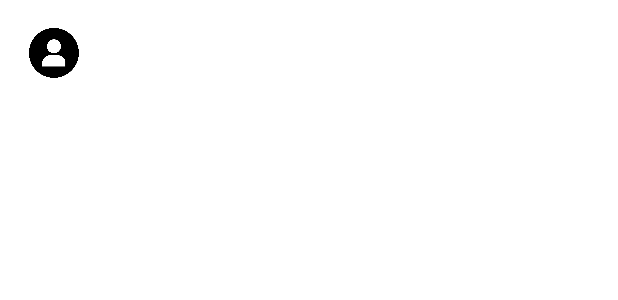
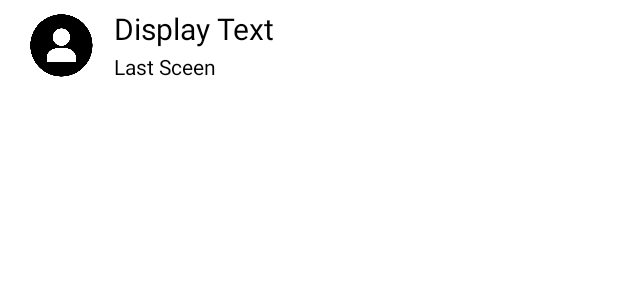
Before and after one commit to hassamsomi/travelbuddy, an Android app: the layout chat_custom_bar.xml on its own in the app's theme, with its tools: preview values and no code run, on a phone screen of 412 x 824 dp. Shown: the top 300 px of the screen. Run offline under Robolectric (Android 15) with nearby library versions, the phone set to English and light mode, and no system bars.

Commit message:
online offline feature

```diff
--- a/app/src/main/res/layout/chat_custom_bar.xml
+++ b/app/src/main/res/layout/chat_custom_bar.xml
@@ -12,20 +12,39 @@
     android:layout_width="match_parent"
     android:layout_height="match_parent"
     android:id="@+id/layoutConstraint"
+    android:layout_marginTop="5sp"
     >
 
     <de.hdodenhof.circleimageview.CircleImageView
-        android:layout_width="40dp"
-        android:layout_height="40dp"
+        android:layout_width="50dp"
+        android:layout_height="50dp"
         android:src="@drawable/profile_image"
         android:id="@+id/chatProfImage"
         app:layout_constraintTop_toTopOf="parent"
-        android:layout_marginTop="15dp"
         app:layout_constraintLeft_toLeftOf="parent"
         />
-</androidx.constraintlayout.widget.ConstraintLayout>
+
+    <TextView
+        android:layout_width="wrap_content"
+        android:layout_height="wrap_content"
+        app:layout_constraintLeft_toRightOf="@id/chatProfImage"
+        android:text="@string/display_text"
+        app:layout_constraintTop_toTopOf="@id/chatProfImage"
+        android:layout_marginStart="10dp"
+        android:textSize="20sp"
+        android:textColor="@color/colorAccent"
+        android:id="@+id/custom_bar_title"
+        />
+    <TextView
+        android:layout_width="wrap_content"
+        android:layout_height="wrap_content"
+        app:layout_constraintLeft_toLeftOf="@id/custom_bar_title"
+        app:layout_constraintTop_toBottomOf="@id/custom_bar_title"
+        android:text="@string/last_sceen"
+        android:textColor="@color/colorAccent"
+        app:layout_constraintBottom_toBottomOf="@id/chatProfImage"
+        />
 
 
-
-
+</androidx.constraintlayout.widget.ConstraintLayout>
 </androidx.appcompat.widget.Toolbar>
--- a/app/src/main/res/values/strings.xml
+++ b/app/src/main/res/values/strings.xml
@@ -8,4 +8,7 @@
     <string name="display_name">Display Name</string>
     <string name="title">Title</string>
     <string name="explore">Explore</string>
+    <string name="display_text">Display Text</string>
+    <string name="last_sceen">Last Sceen</string>
+    <string name="type_your_message_here">Type your message here.</string>
 </resources>
```
Also changed, not shown: app/src/main/res/drawable/ic_send.xml (added, +9 -0 lines), app/src/main/res/layout/activity_chat.xml (+44 -3 lines), app/src/main/res/drawable/icon_camera.png (added).
